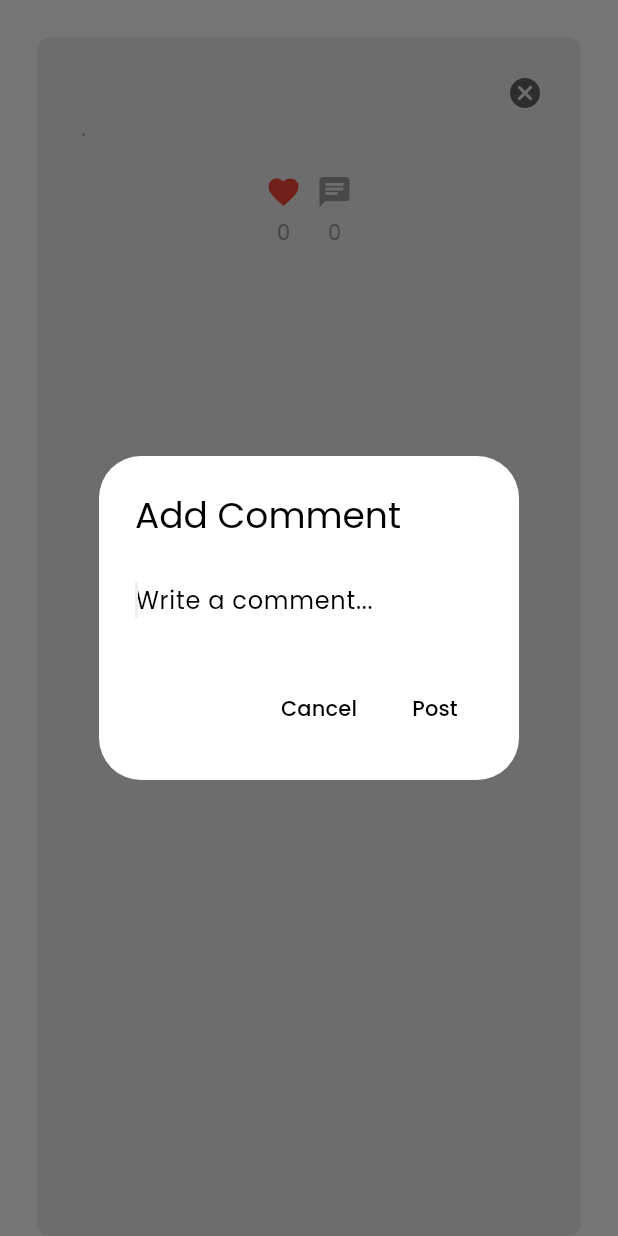
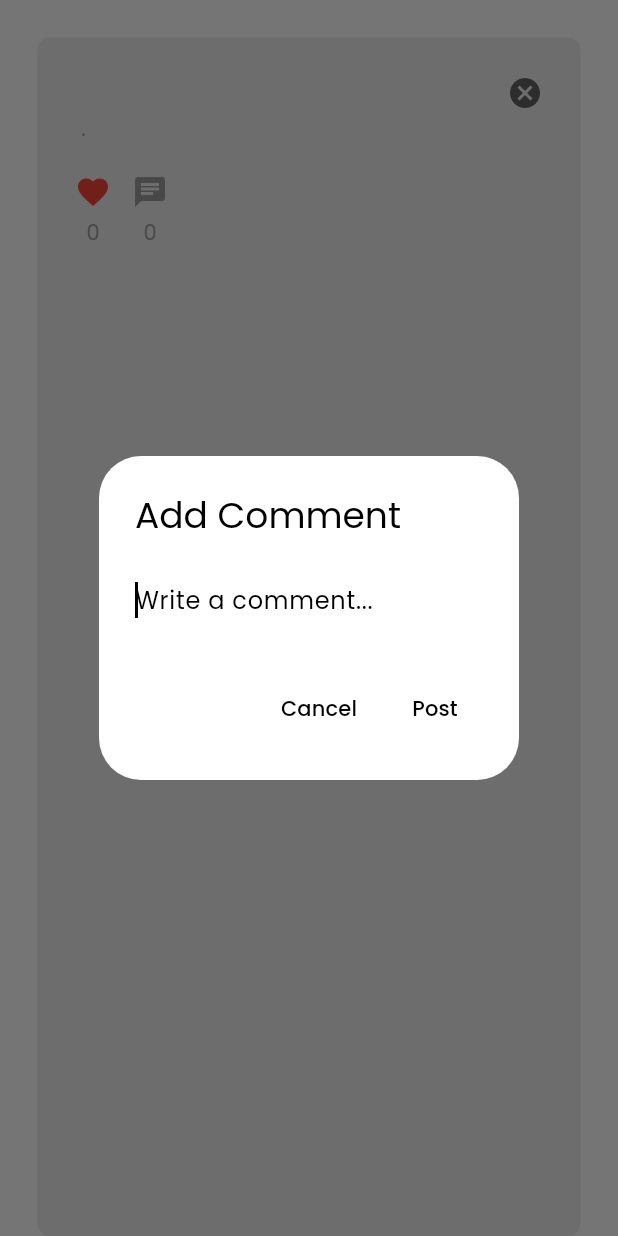
Before and after one commit to The-Naveen-Chandra/Make-LinkUp, a Flutter app: the LinkUpPost widget shown alone on an empty page, opened directly with empty values, after a tap on the "favorite outline" icon, after a tap on the "chat" icon, on a phone screen of 412 x 824 dp. Run offline on Flutter 3.47's test engine with Material 3 defaults, Android fonts, the phone set to English and light mode, and no system bars; our stand-ins replace cloud_firestore, firebase_auth, firebase_core, google_fonts, google_sign_in; accounts and stored records are empty.

```diff
--- a/lib/components/linkup_post.dart
+++ b/lib/components/linkup_post.dart
@@ -91,6 +91,7 @@ class _LinkUpPostState extends State<LinkUpPost> {
           style: GoogleFonts.poppins(),
         ),
         content: TextField(
+          cursorColor: Theme.of(context).colorScheme.tertiary,
           controller: _commentTextController,
           autofocus: true,
           decoration: InputDecoration(
@@ -206,6 +207,15 @@ class _LinkUpPostState extends State<LinkUpPost> {
     );
   }
 
+  Stream<int> commentCountStream() {
+    return FirebaseFirestore.instance
+        .collection("User Posts")
+        .doc(widget.postId)
+        .collection("Comments")
+        .snapshots()
+        .map((snapshot) => snapshot.docs.length);
+  }
+
   @override
   Widget build(BuildContext context) {
     return Container(
@@ -275,7 +285,7 @@ class _LinkUpPostState extends State<LinkUpPost> {
 
           // button
           Row(
-            mainAxisAlignment: MainAxisAlignment.center,
+            mainAxisAlignment: MainAxisAlignment.start,
             children: [
               // like button
               Column(
@@ -298,7 +308,7 @@ class _LinkUpPostState extends State<LinkUpPost> {
                 ],
               ),
 
-              const SizedBox(width: 10),
+              const SizedBox(width: 14),
 
               // comment button
               Column(
@@ -311,11 +321,22 @@ class _LinkUpPostState extends State<LinkUpPost> {
                   const SizedBox(height: 5),
 
                   // comment count
-                  Text(
-                    '0',
-                    style: GoogleFonts.poppins(
-                      color: Colors.grey,
-                    ),
+                  StreamBuilder<int>(
+                    stream: commentCountStream(),
+                    builder: (context, snapshot) {
+                      if (snapshot.connectionState == ConnectionState.waiting) {
+                        return const Center(
+                          child: CupertinoActivityIndicator(),
+                        );
+                      }
+                      final count = snapshot.data ?? 0;
+                      return Text(
+                        '$count',
+                        style: GoogleFonts.poppins(
+                          color: Colors.grey,
+                        ),
+                      );
+                    },
                   ),
                 ],
               ),
```
